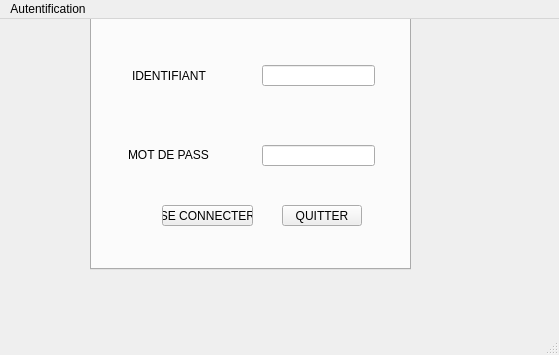
Before: the Qt Designer form mainwindow.ui in franck-russell/Smart_Station_2A20_Equipe1, drawn with Qt 5.
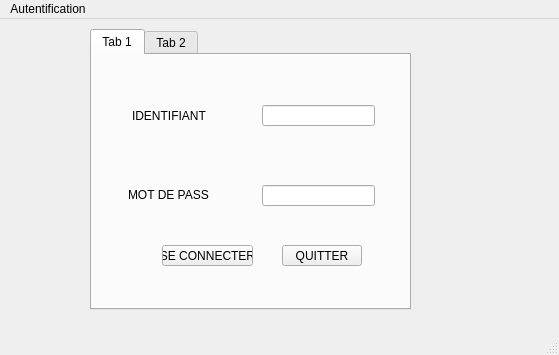
After: the same form once the commit is applied.

Diff of the .ui file:
```diff
--- a/mainwindow.ui
+++ b/mainwindow.ui
@@ -18,7 +18,7 @@
     <property name="geometry">
      <rect>
       <x>90</x>
-      <y>-30</y>
+      <y>10</y>
       <width>321</width>
       <height>281</height>
      </rect>
```
